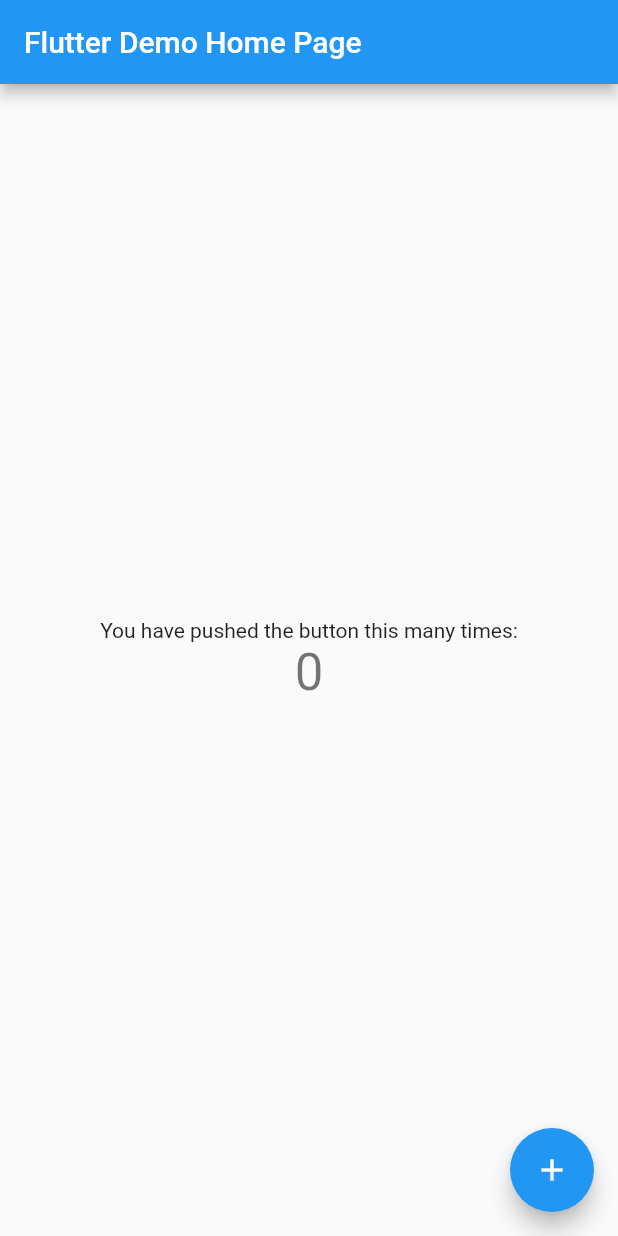
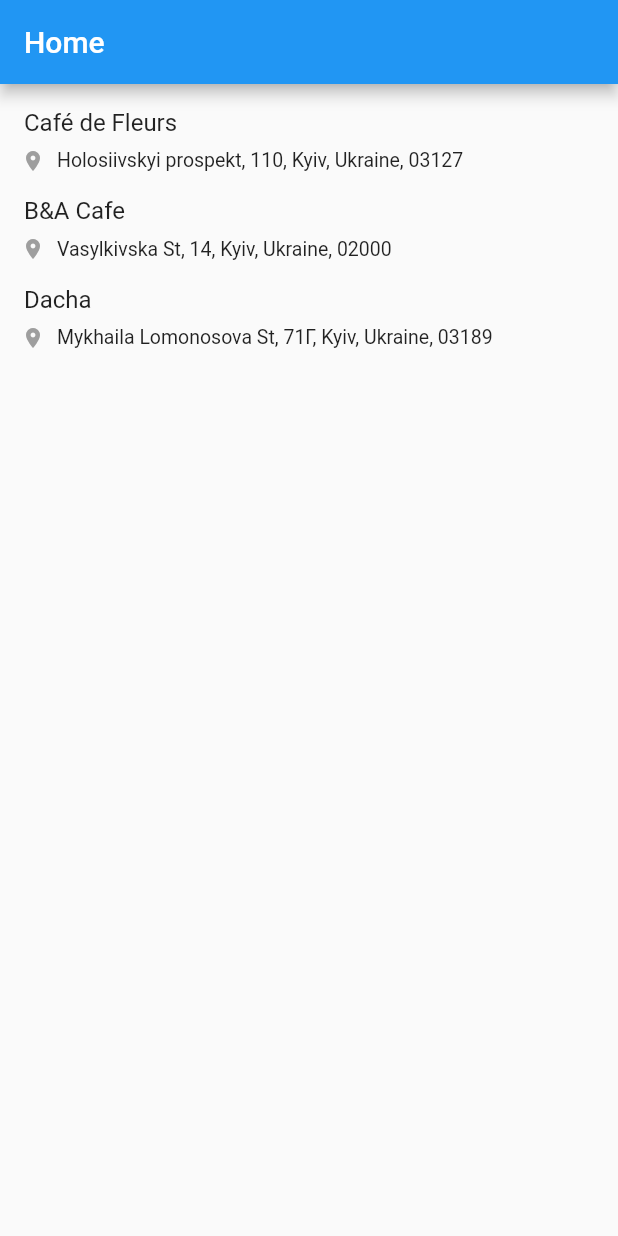
Before and after one commit to mmozhaiskyi/flutter_workshop, a Flutter app: the screen it shows after launch, on a phone screen of 412 x 824 dp. Run offline on Flutter 3.47's test engine with Material 2 defaults, Android fonts, the phone set to English and light mode, and no system bars; our stand-ins replace bloc, flutter_bloc.

Commit message:
First part done

```diff
--- /dev/null
+++ b/lib/domain/model/point.dart
@@ -0,0 +1,15 @@
+class Location {
+  final double lat;
+  final double lng;
+
+  Location(this.lat, this.lng);
+}
+
+class Point {
+  final String id;
+  final String name;
+  final Location location;
+  final String address;
+
+  Point(this.id, this.name, this.location, this.address);
+}
--- a/lib/main.dart
+++ b/lib/main.dart
@@ -1,111 +1,21 @@
 import 'package:flutter/material.dart';
+import 'package:flutter_workshop/presentation/home/home_widget.dart';
 
 void main() => runApp(MyApp());
 
 class MyApp extends StatelessWidget {
-  // This widget is the root of your application.
+
   @override
   Widget build(BuildContext context) {
     return MaterialApp(
       title: 'Flutter Demo',
       theme: ThemeData(
-        // This is the theme of your application.
-        //
-        // Try running your application with "flutter run". You'll see the
-        // application has a blue toolbar. Then, without quitting the app, try
-        // changing the primarySwatch below to Colors.green and then invoke
-        // "hot reload" (press "r" in the console where you ran "flutter run",
-        // or simply save your changes to "hot reload" in a Flutter IDE).
-        // Notice that the counter didn't reset back to zero; the application
-        // is not restarted.
         primarySwatch: Colors.blue,
       ),
-      home: MyHomePage(title: 'Flutter Demo Home Page'),
+      initialRoute: HomeWidget.route,
+      routes: {
+        HomeWidget.route: (_) => HomeWidget()
+      },
     );
   }
 }
-
-class MyHomePage extends StatefulWidget {
-  MyHomePage({Key key, this.title}) : super(key: key);
-
-  // This widget is the home page of your application. It is stateful, meaning
-  // that it has a State object (defined below) that contains fields that affect
-  // how it looks.
-
-  // This class is the configuration for the state. It holds the values (in this
-  // case the title) provided by the parent (in this case the App widget) and
-  // used by the build method of the State. Fields in a Widget subclass are
-  // always marked "final".
-
-  final String title;
-
-  @override
-  _MyHomePageState createState() => _MyHomePageState();
-}
-
-class _MyHomePageState extends State<MyHomePage> {
-  int _counter = 0;
-
-  void _incrementCounter() {
-    setState(() {
-      // This call to setState tells the Flutter framework that something has
-      // changed in this State, which causes it to rerun the build method below
-      // so that the display can reflect the updated values. If we changed
-      // _counter without calling setState(), then the build method would not be
-      // called again, and so nothing would appear to happen.
-      _counter++;
-    });
-  }
-
-  @override
-  Widget build(BuildContext context) {
-    // This method is rerun every time setState is called, for instance as done
-    // by the _incrementCounter method above.
-    //
-    // The Flutter framework has been optimized to make rerunning build methods
-    // fast, so that you can just rebuild anything that needs updating rather
-    // than having to individually change instances of widgets.
-    return Scaffold(
-      appBar: AppBar(
-        // Here we take the value from the MyHomePage object that was created by
-        // the App.build method, and use it to set our appbar title.
-        title: Text(widget.title),
-      ),
-      body: Center(
-        // Center is a layout widget. It takes a single child and positions it
-        // in the middle of the parent.
-        child: Column(
-          // Column is also a layout widget. It takes a list of children and
-          // arranges them vertically. By default, it sizes itself to fit its
-          // children horizontally, and tries to be as tall as its parent.
-          //
-          // Invoke "debug painting" (press "p" in the console, choose the
-          // "Toggle Debug Paint" action from the Flutter Inspector in Android
-          // Studio, or the "Toggle Debug Paint" command in Visual Studio Code)
-          // to see the wireframe for each widget.
-          //
-          // Column has various properties to control how it sizes itself and
-          // how it positions its children. Here we use mainAxisAlignment to
-          // center the children vertically; the main axis here is the vertical
-          // axis because Columns are vertical (the cross axis would be
-          // horizontal).
-          mainAxisAlignment: MainAxisAlignment.center,
-          children: <Widget>[
-            Text(
-              'You have pushed the button this many times:',
-            ),
-            Text(
-              '$_counter',
-              style: Theme.of(context).textTheme.display1,
-            ),
-          ],
-        ),
-      ),
-      floatingActionButton: FloatingActionButton(
-        onPressed: _incrementCounter,
-        tooltip: 'Increment',
-        child: Icon(Icons.add),
-      ), // This trailing comma makes auto-formatting nicer for build methods.
-    );
-  }
-}
--- /dev/null
+++ b/lib/presentation/home/home_bloc.dart
@@ -0,0 +1,27 @@
+import 'package:bloc/bloc.dart';
+import 'package:flutter_workshop/domain/model/point.dart';
+
+import 'home_event.dart';
+import 'home_state.dart';
+
+class HomeBloc extends Bloc<HomeEvent, HomeState> {
+
+  @override
+  HomeState get initialState => Loading();
+
+  @override
+  Stream<HomeState> mapEventToState(HomeEvent event) async* {
+    if (event is FetchPoints) {
+      final points = _dataSource();
+      yield Content(points);
+    }
+  }
+
+  List<Point> _dataSource() {
+    return <Point>[
+      Point('1', 'Café de Fleurs', Location(50.3945155, 30.473572), 'Holosiivskyi prospekt, 110, Kyiv, Ukraine, 03127'),
+      Point('2', 'B&A Cafe', Location(50.3945676, 30.473572), 'Vasylkivska St, 14, Kyiv, Ukraine, 02000'),
+      Point('3', 'Dacha', Location(50.3945676, 30.473572), 'Mykhaila Lomonosova St, 71Г, Kyiv, Ukraine, 03189')
+    ];
+  }
+}
--- /dev/null
+++ b/lib/presentation/home/home_event.dart
@@ -0,0 +1,3 @@
+abstract class HomeEvent {}
+
+class FetchPoints extends HomeEvent {}
--- /dev/null
+++ b/lib/presentation/home/home_state.dart
@@ -0,0 +1,11 @@
+import 'package:flutter_workshop/domain/model/point.dart';
+
+abstract class HomeState {}
+
+class Loading extends HomeState {}
+
+class Content extends HomeState {
+  final List<Point> points;
+
+  Content(this.points);
+}
--- /dev/null
+++ b/lib/presentation/home/home_widget.dart
@@ -0,0 +1,78 @@
+import 'package:flutter/material.dart';
+import 'package:flutter/widgets.dart';
+import 'package:flutter_bloc/flutter_bloc.dart';
+import 'package:flutter_workshop/domain/model/point.dart';
+import 'package:flutter_workshop/presentation/home/home_bloc.dart';
+import 'package:flutter_workshop/presentation/home/home_event.dart';
+import 'package:flutter_workshop/presentation/home/home_state.dart';
+
+class HomeWidget extends StatelessWidget {
+  static const route = '/';
+
+  @override
+  Widget build(BuildContext context) {
+    return BlocProvider(
+      builder: (_) => HomeBloc()..add(FetchPoints()),
+      child: Scaffold(
+        appBar: _buildAppBar(),
+        body: _buildBody(context),
+      ),
+    );
+  }
+
+  Widget _buildAppBar() {
+    return AppBar(
+      title: Text('Home'),
+    );
+  }
+
+  Widget _buildBody(BuildContext context) {
+    return BlocBuilder<HomeBloc, HomeState>(
+      // ignore: missing_return
+      builder: (context, state) {
+        if (state is Loading) {
+          return Center(child: CircularProgressIndicator());
+        } else if (state is Content) {
+          final items = state.points;
+          return ListView.builder(
+              itemCount: items.length,
+              itemBuilder: (context, index) {
+                final item = items[index];
+                return _buildPointItem(context, item);
+              });
+        }
+      },
+    );
+  }
+
+  Widget _buildPointItem(BuildContext context, Point point) {
+    return Column(
+      children: <Widget>[
+        Align(
+          alignment: Alignment.centerLeft,
+          child: Padding(
+            padding: const EdgeInsets.only(top: 16, left: 16, right: 16),
+            child: Text(point.name, style: TextStyle(fontSize: 16),),
+          ),
+        ),
+        Row(
+          children: <Widget>[
+            Padding(
+              padding: const EdgeInsets.only(left: 14, top: 8),
+              child: Icon(Icons.location_on, color: Colors.grey, size: 16,),
+            ),
+            Align(
+              alignment: Alignment.centerLeft,
+              child: Padding(
+                padding: const EdgeInsets.only(left: 8, right: 16, top: 8),
+                child: Text(
+                  point.address, style: TextStyle(fontSize: 13),
+                ),
+              ),
+            ),
+          ],
+        )
+      ],
+    );
+  }
+}
--- a/pubspec.yaml
+++ b/pubspec.yaml
@@ -19,6 +19,8 @@ environment:
 dependencies:
   flutter:
     sdk: flutter
+  flutter_bloc: ^2.0.0
+  provider: ^3.1.0+1
 
   # The following adds the Cupertino Icons font to your application.
   # Use with the CupertinoIcons class for iOS style icons.
```
Also changed, not shown: pubspec.lock, 1 other file.
